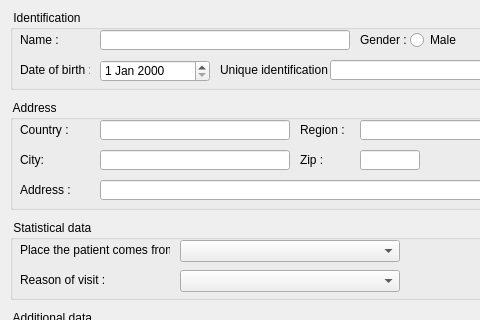
Before: the Qt Designer form client/dlgpatientedit.ui in tbikfalvi/Belenus, drawn with Qt 5; both pictures show x 0 to 480 and y 0 to 320 of the 728 by 503 pixel window.
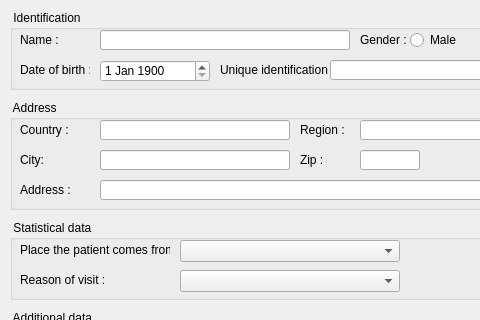
After: the same form once the commit is applied.

What changed in the file:
```diff
--- a/client/dlgpatientedit.ui
+++ b/client/dlgpatientedit.ui
@@ -109,6 +109,16 @@
       <height>22</height>
      </rect>
     </property>
+    <property name="dateTime">
+     <datetime>
+      <hour>0</hour>
+      <minute>0</minute>
+      <second>0</second>
+      <year>1900</year>
+      <month>1</month>
+      <day>1</day>
+     </datetime>
+    </property>
    </widget>
    <widget class="QLabel" name="lblUniqueId">
     <property name="geometry">
```
Left out of the diff: 22 changed lines with no effect on the pictures.
